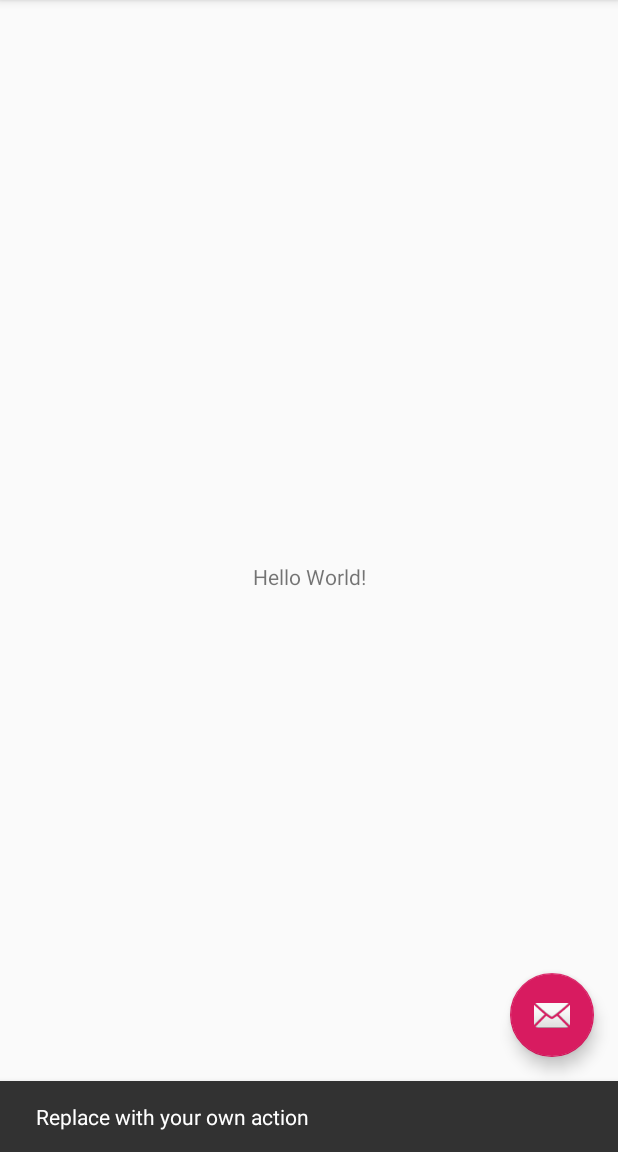
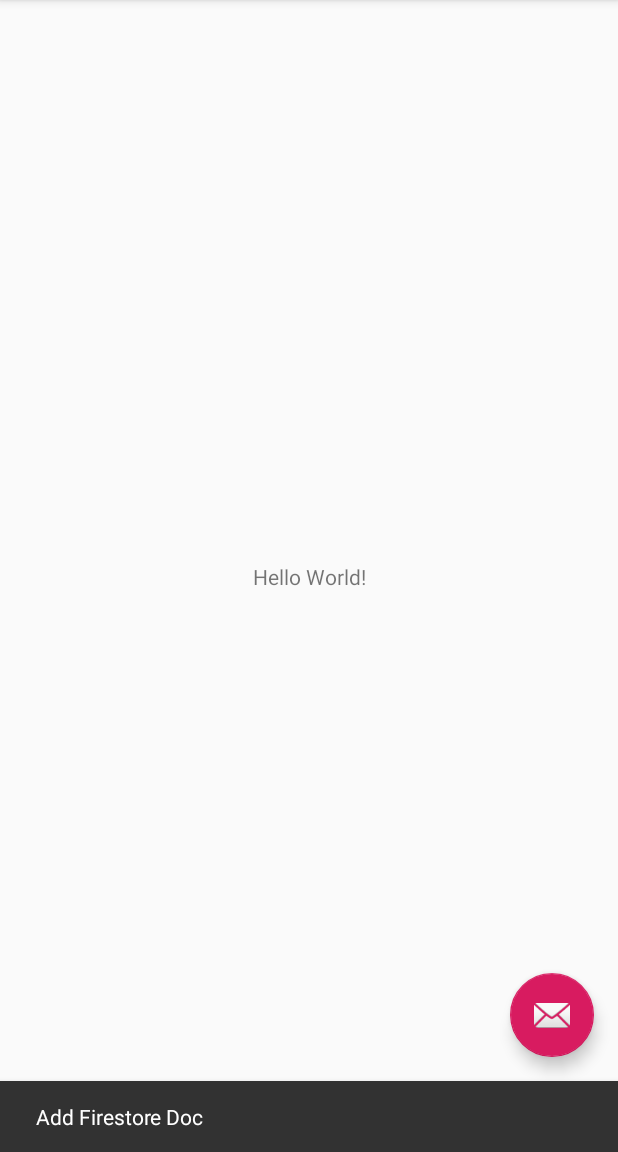
Before and after one commit to senanoc/MovieQuotes, an Android app: the screen it shows after launch (MainActivity), after a tap on an icon or button, on a phone screen of 412 x 824 dp, the part 84-1236 px from its top. Run offline under Robolectric (Android 15) with nearby library versions, the phone set to English and light mode, and no system bars; 2 statements that could not run were skipped.

```diff
--- a/MovieQuotes/app/build.gradle
+++ b/MovieQuotes/app/build.gradle
@@ -27,5 +27,6 @@ dependencies {
     testImplementation 'junit:junit:4.12'
     androidTestImplementation 'com.android.support.test:runner:1.0.2'
     androidTestImplementation 'com.android.support.test.espresso:espresso-core:3.0.2'
-    implementation 'com.google.firebase:firebase-firestore:17.0.1:15.0.0'
+    implementation 'com.google.firebase:firebase-core:16.0.1'
+
 }
--- a/MovieQuotes/app/src/main/java/com/example/android/moviequotes/MainActivity.java
+++ b/MovieQuotes/app/src/main/java/com/example/android/moviequotes/MainActivity.java
@@ -1,15 +1,24 @@
 package com.example.android.moviequotes;
 
 import android.os.Bundle;
+import android.support.annotation.NonNull;
 import android.support.design.widget.FloatingActionButton;
 import android.support.design.widget.Snackbar;
 import android.support.v7.app.AppCompatActivity;
 import android.support.v7.widget.Toolbar;
+import android.util.Log;
 import android.view.View;
 import android.view.Menu;
 import android.view.MenuItem;
 
+import com.google.android.gms.tasks.OnFailureListener;
+
+import java.util.HashMap;
+import java.util.Map;
+
 public class MainActivity extends AppCompatActivity {
+
+    int mTempCounter = 0;
 
     @Override
     protected void onCreate(Bundle savedInstanceState) {
@@ -18,12 +27,25 @@ public class MainActivity extends AppCompatActivity {
         Toolbar toolbar = (Toolbar) findViewById(R.id.toolbar);
         setSupportActionBar(toolbar);
 
+        // Temp Firebase testing area
+        // Comment out
+        final FirebaseFirestore db = FirebaseFirestore.getInstance();
+
+
         FloatingActionButton fab = (FloatingActionButton) findViewById(R.id.fab);
         fab.setOnClickListener(new View.OnClickListener() {
             @Override
             public void onClick(View view) {
-                Snackbar.make(view, "Replace with your own action", Snackbar.LENGTH_LONG)
-                        .setAction("Action", null).show();
+                Snackbar.make(view, "Add Firestore Doc", Snackbar.LENGTH_LONG).show();
+
+                // Create a new mq with a first and last name
+                Map<String, Object> mq = new HashMap<>();
+                mTempCounter = mTempCounter + 1;
+                mq.put("quote", "Quote #" + mTempCounter);
+                mq.put("movie", "Movie #" + mTempCounter);
+
+// Add a new document with a generated ID
+                db.collection("moviequotes").add(mq);
             }
         });
     }
--- a/MovieQuotes/build.gradle
+++ b/MovieQuotes/build.gradle
@@ -8,7 +8,7 @@ buildscript {
     }
     dependencies {
         classpath 'com.android.tools.build:gradle:3.2.1'
-        classpath 'com.google.gms:google-services:4.0.1'
+        classpath 'com.google.gms:google-services:4.2.0'
 
         // NOTE: Do not place your application dependencies here; they belong
         // in the individual module build.gradle files
```
